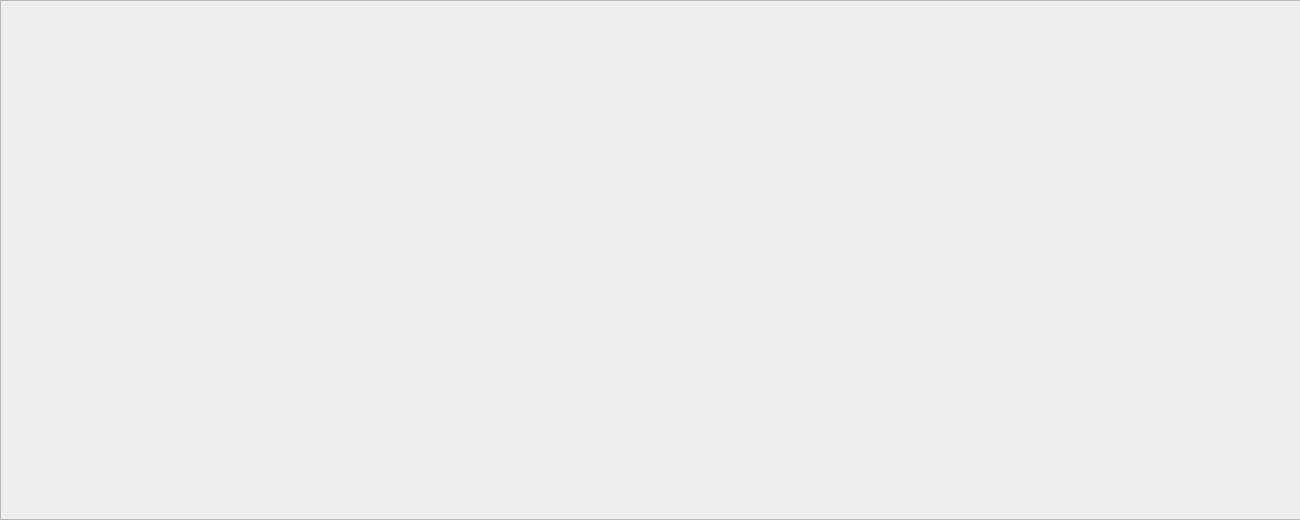
nhyilin/TJ_Launch, file widget4.ui: the form before one commit.
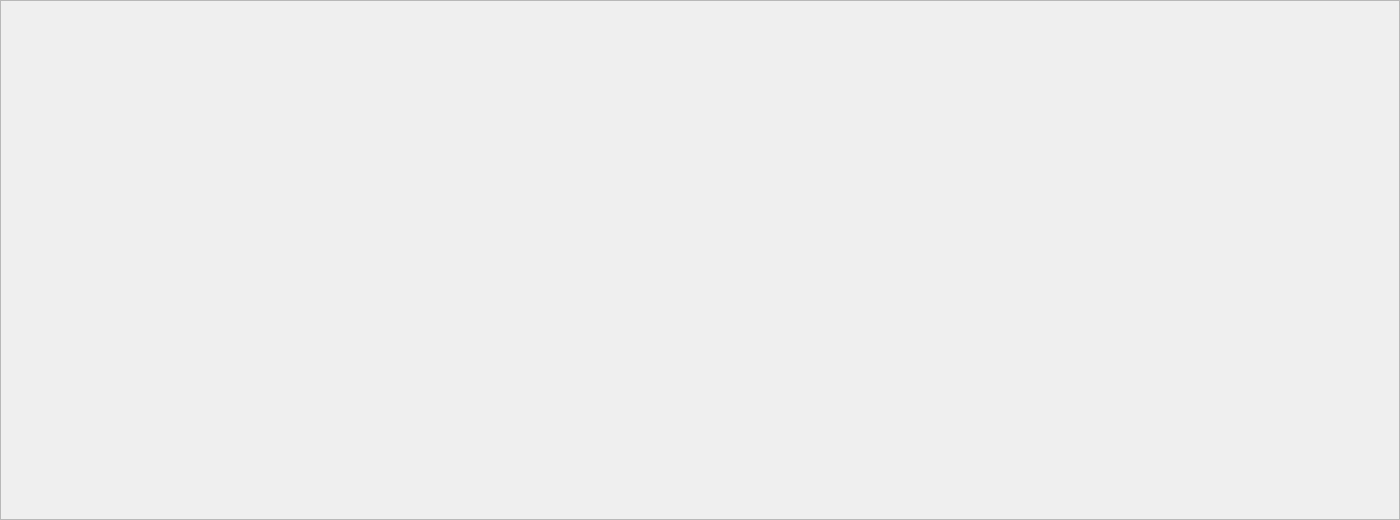
The form after the commit.

```diff
--- a/widget4.ui
+++ b/widget4.ui
@@ -6,7 +6,7 @@
    <rect>
     <x>0</x>
     <y>0</y>
-    <width>1300</width>
+    <width>1400</width>
     <height>520</height>
    </rect>
   </property>
```
